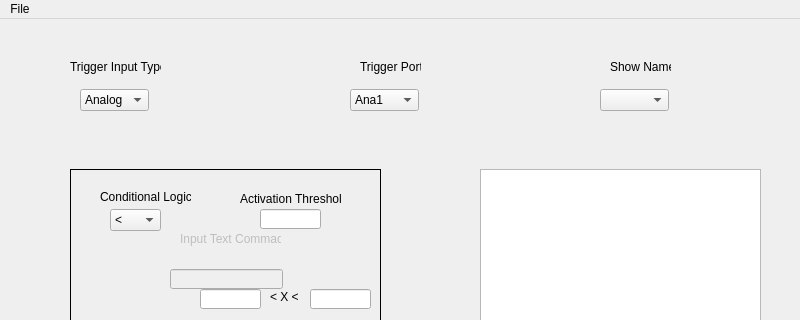
Qt form behaviorprogramming.ui (AJEdwards314/UIShowEditor) before a commit; both pictures show x 0 to 800 and y 0 to 320 of the 800 by 600 pixel window.
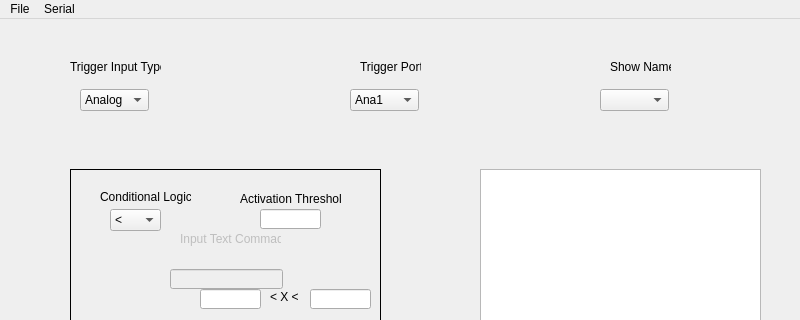
The same form after that commit. Icons and pictures are not drawn.

Commit message: Added Serial Menu and Bar to BehaviorProgramming Window

Diff of the .ui file:
```diff
--- a/behaviorprogramming.ui
+++ b/behaviorprogramming.ui
@@ -391,7 +391,16 @@
     <addaction name="actionOpen"/>
     <addaction name="actionSave"/>
    </widget>
+   <widget class="QMenu" name="menuSerial">
+    <property name="title">
+     <string>Serial</string>
+    </property>
+    <addaction name="actionConnect"/>
+    <addaction name="actionDisconnect"/>
+    <addaction name="actionSettings"/>
+   </widget>
    <addaction name="menuFile"/>
+   <addaction name="menuSerial"/>
   </widget>
   <widget class="QStatusBar" name="statusbar"/>
   <action name="actionNew">
```
Left out of the diff: 31 changed lines with no effect on the pictures. The commit also changes 4 other files.
